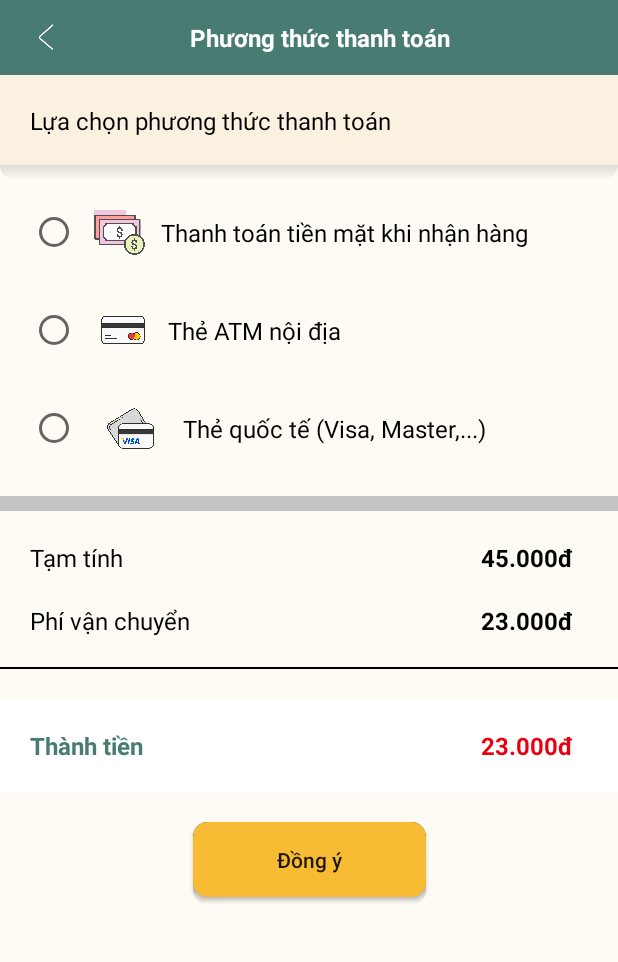
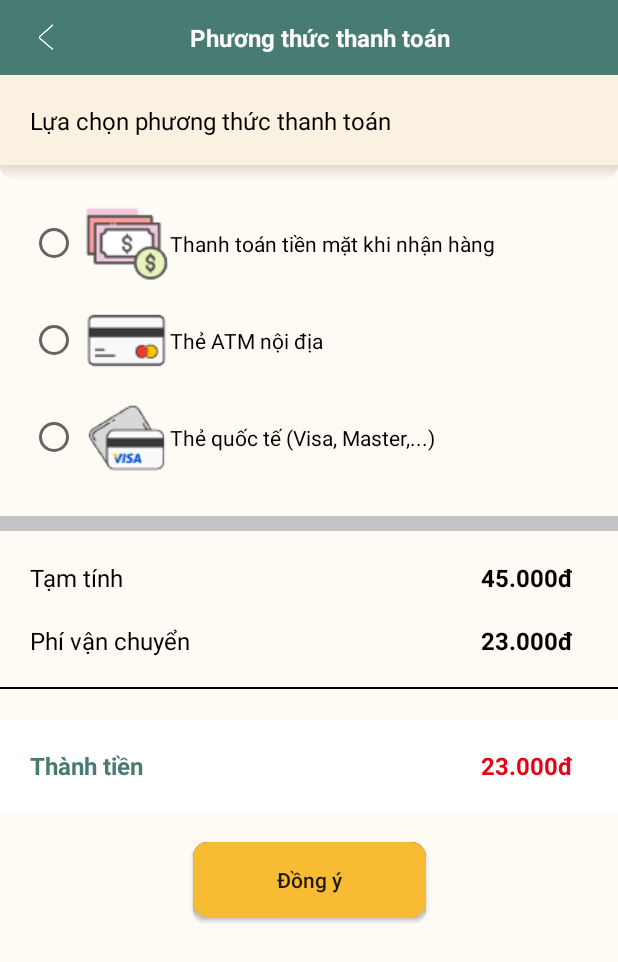
Before and after one commit to maithithuyhau/Meraki_Book_App, an Android app: the layout activity_payment_option.xml on its own in the app's theme, with its tools: preview values and no code run, on a phone screen of 412 x 824 dp. Shown: the top 962 px of the screen. Run offline under Robolectric (Android 15) with nearby library versions, the phone set to English and light mode, and no system bars.

```diff
--- a/app/src/main/res/layout/activity_payment_option.xml
+++ b/app/src/main/res/layout/activity_payment_option.xml
@@ -70,6 +70,8 @@
         android:padding="20dp"
         android:textColor="@color/black"/>
 
+
+
     <RadioGroup
         android:id="@+id/rdgPaymentOption"
         android:layout_width="match_parent"
@@ -78,80 +80,32 @@
         app:layout_constraintEnd_toEndOf="parent"
         app:layout_constraintTop_toBottomOf="@id/imvBgTittle"
         android:padding="20dp">
+            <RadioButton
+                android:id="@+id/rdoCOD"
+                android:layout_width="match_parent"
+                android:layout_height="wrap_content"
+                android:drawableLeft="@drawable/icon_cod1"
+                android:text="@string/rdo_cod"
+                android:gravity="center_vertical"
+                android:padding="3dp" />
+            <RadioButton
+                android:layout_width="match_parent"
+                android:layout_height="wrap_content"
+                android:id="@+id/rdoATM"
+                android:drawableLeft="@drawable/icon_atm1"
+                android:text="@string/rdo_atm"
+                android:gravity="center_vertical"
+                android:padding="3dp"/>
 
-        <LinearLayout
-            android:layout_width="match_parent"
-            android:layout_height="50dp"
-            android:orientation="horizontal"
-            android:gravity="center_vertical">
             <RadioButton
-                android:layout_width="wrap_content"
+                android:layout_width="match_parent"
                 android:layout_height="wrap_content"
-                android:id="@+id/rdoCOD" />
-            <ImageView
-                android:layout_width="35dp"
-                android:layout_height="35dp"
-                android:src="@drawable/icon_cod"
-                android:layout_marginStart="10dp" />
-            <TextView
-                android:layout_width="wrap_content"
-                android:layout_height="wrap_content"
-                android:text="@string/rdo_cod"
-                android:textColor="@color/black"
-                android:textSize="16sp"
-                android:layout_gravity="center_vertical"
-                android:layout_marginStart="10dp"/>
-        </LinearLayout>
+                android:id="@+id/rdoVisa"
+                android:drawableLeft="@drawable/icon_visa1"
+                android:text="@string/rdo_visa"
+                android:gravity="center_vertical"
+                android:padding="3dp"/>
 
-        <LinearLayout
-            android:layout_width="match_parent"
-            android:layout_height="50dp"
-            android:orientation="horizontal"
-            android:layout_marginTop="15dp"
-            android:gravity="center_vertical">
-            <RadioButton
-                android:layout_width="wrap_content"
-                android:layout_height="wrap_content"
-                android:id="@+id/rdoATM" />
-            <ImageView
-                android:layout_width="40dp"
-                android:layout_height="40dp"
-                android:src="@drawable/icon_atm"
-                android:layout_marginStart="10dp" />
-            <TextView
-                android:layout_width="wrap_content"
-                android:layout_height="wrap_content"
-                android:text="@string/rdo_atm"
-                android:textColor="@color/black"
-                android:textSize="16sp"
-                android:layout_gravity="center_vertical"
-                android:layout_marginStart="10dp"/>
-        </LinearLayout>
-
-        <LinearLayout
-            android:layout_width="match_parent"
-            android:layout_height="wrap_content"
-            android:orientation="horizontal"
-            android:layout_marginTop="15dp"
-            android:gravity="center_vertical">
-            <RadioButton
-                android:layout_width="wrap_content"
-                android:layout_height="wrap_content"
-                android:id="@+id/rdoVisa" />
-            <ImageView
-                android:layout_width="50dp"
-                android:layout_height="50dp"
-                android:src="@drawable/icon_visa"
-                android:layout_marginStart="10dp" />
-            <TextView
-                android:layout_width="wrap_content"
-                android:layout_height="wrap_content"
-                android:text="@string/rdo_visa"
-                android:textColor="@color/black"
-                android:textSize="16sp"
-                android:layout_gravity="center_vertical"
-                android:layout_marginStart="10dp"/>
-        </LinearLayout>
     </RadioGroup>
 
     <ImageView
@@ -273,6 +227,7 @@
         android:layout_marginTop="20dp"/>
 
     <Button
+        android:id="@+id/btnAgree"
         android:layout_width="155dp"
         android:layout_height="50dp"
         android:background="@drawable/background_btn"
--- a/app/src/main/res/layout/activity_purchase_order.xml
+++ b/app/src/main/res/layout/activity_purchase_order.xml
@@ -5,7 +5,8 @@
     android:layout_width="match_parent"
     android:layout_height="match_parent"
     tools:context=".PurchaseOrderActivity"
-    android:orientation="vertical">
+    android:orientation="vertical"
+    android:background="@color/background">
     <LinearLayout
         android:id="@+id/lnPurchaseOrder"
     android:layout_width="match_parent"
```
Also changed, not shown: app/src/main/AndroidManifest.xml (+13 -11 lines), app/src/main/java/com/example/merakibook/PaymentOptionActivity.java (+73 -0 lines), app/src/main/java/com/example/merakibook/QRcodeActivity.java (+34 -8 lines), app/src/main/res/drawable/icon_atm1.png (added), app/src/main/res/drawable/icon_cod1.png (added), app/src/main/res/drawable/icon_visa1.png (added).
